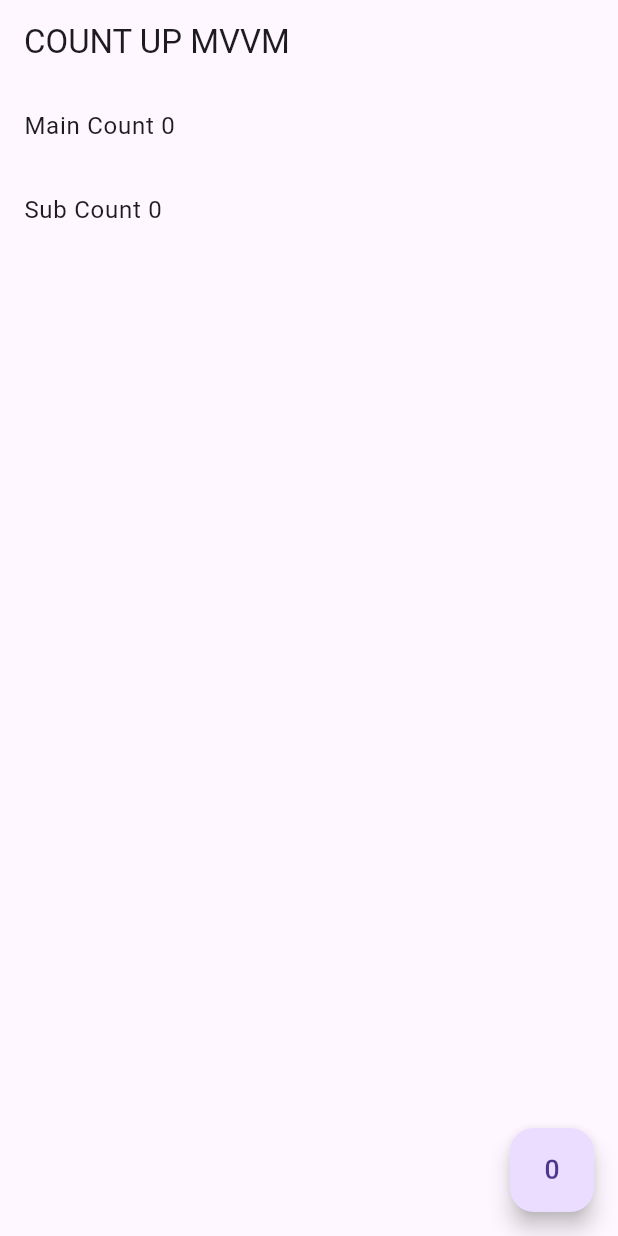
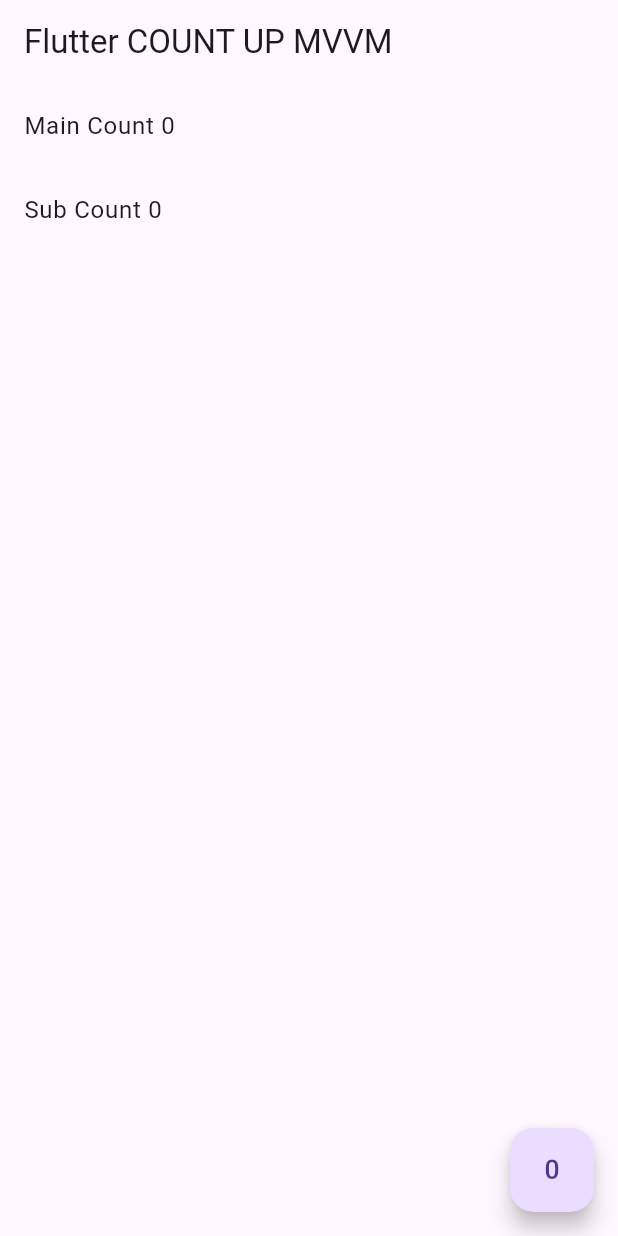
Before and after one commit to ksj-tkinuta/flutter_count_up_mvvm, a Flutter app: the screen it shows after launch, on a phone screen of 412 x 824 dp. Run offline on Flutter 3.47's test engine with Material 3 defaults, Android fonts, the phone set to English and light mode, and no system bars; our stand-ins replace flutter_riverpod, freezed_annotation.

Commit message:
update gradle

```diff
--- a/lib/view/home_page.dart
+++ b/lib/view/home_page.dart
@@ -12,7 +12,7 @@ class HomePage extends ConsumerWidget {
     // provider（状態の操作）
     final _homePageNotifier = ref.watch(homePageProvider.notifier);
     return Scaffold(
-      appBar: AppBar(title: const Text('COUNT UP MVVM')),
+      appBar: AppBar(title: const Text('Flutter COUNT UP MVVM')),
       floatingActionButton: FloatingActionButton(
         onPressed: _homePageNotifier.resetAllCount,
         child: const Icon(Icons.exposure_zero),
```
